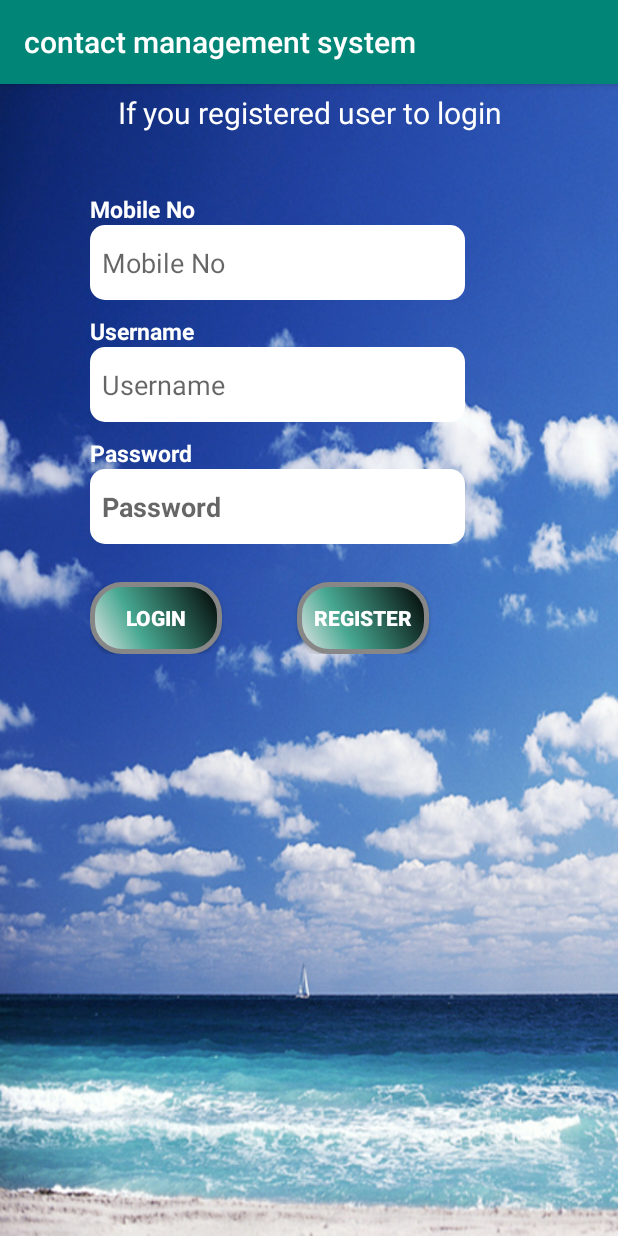
After one commit to codermahadi/contactManagmentSystemAndroidApp, an Android app: the RegActivity screen opened directly, with no data from a screen before it, on a phone screen of 412 x 824 dp. The commit adds this screen. Run offline under Robolectric (Android 15) with nearby library versions, the phone set to English and light mode, and no system bars.

Commit message:
Register and login

```diff
--- a/app/src/main/AndroidManifest.xml
+++ b/app/src/main/AndroidManifest.xml
@@ -9,7 +9,9 @@
         android:roundIcon="@mipmap/ic_launcher_round"
         android:supportsRtl="true"
         android:theme="@style/AppTheme">
-        <activity android:name=".EmargencyContact"></activity>
+        <activity android:name=".RegActivity"></activity>
+        <activity android:name=".LoginActivity" />
+        <activity android:name=".EmargencyContact" />
         <activity android:name=".MainActivity" />
         <activity android:name=".SplashActivity">
             <intent-filter>
--- /dev/null
+++ b/app/src/main/java/com/example/contactmanagementsystem/RegActivity.java
@@ -0,0 +1,69 @@
+package com.example.contactmanagementsystem;
+
+import android.content.Intent;
+import android.support.v7.app.AppCompatActivity;
+import android.os.Bundle;
+import android.util.Log;
+import android.view.View;
+import android.widget.Button;
+import android.widget.EditText;
+import android.widget.Toast;
+
+import com.example.contactmanagementsystem.SqlLiteD.MyDBHelper;
+
+public class RegActivity extends AppCompatActivity implements View.OnClickListener {
+    Button reg, login;
+    EditText mobile, password, uname;
+    MyDBHelper myDBHelper;
+
+
+    @Override
+    protected void onCreate(Bundle savedInstanceState) {
+        super.onCreate(savedInstanceState);
+        setContentView(R.layout.activity_reg);
+        myDBHelper = new MyDBHelper(this);
+
+        login = (Button) findViewById(R.id.login);
+        reg = (Button) findViewById(R.id.reg_register);
+
+        mobile = (EditText) findViewById(R.id.mobile_no);
+        password = (EditText) findViewById(R.id.password);
+        uname = (EditText) findViewById(R.id.uname);
+
+
+        login.setOnClickListener(this);
+        reg.setOnClickListener(this);
+    }
+
+    @Override
+    public void onClick(View v) {
+
+        switch (v.getId()) {
+            case R.id.login:
+                startActivity(new Intent(RegActivity.this, MainActivity.class));
+                Toast.makeText(RegActivity.this, "notification", Toast.LENGTH_LONG).show();
+                break;
+            case R.id.reg_register:
+                register();
+                break;
+            default:
+                Toast.makeText(RegActivity.this, "Default", Toast.LENGTH_LONG).show();
+                break;
+        }
+
+    }
+
+    private void register() {
+        String mobileNo = mobile.getText().toString().trim();
+        String pass = password.getText().toString().trim();
+        String username = uname.getText().toString().trim();
+
+        long id = myDBHelper.addData(mobileNo, pass, username);
+        if (id > 0) {
+            Toast.makeText(RegActivity.this, "Register Success!", Toast.LENGTH_LONG).show();
+            startActivity(new Intent(RegActivity.this, LoginActivity.class));
+        } else {
+            Toast.makeText(RegActivity.this, "Register Faild!", Toast.LENGTH_LONG).show();
+        }
+    }
+}
--- /dev/null
+++ b/app/src/main/java/com/example/contactmanagementsystem/SqlLiteD/MyDBHelper.java
@@ -0,0 +1,68 @@
+package com.example.contactmanagementsystem.SqlLiteD;
+
+import android.content.ContentValues;
+import android.content.Context;
+import android.database.Cursor;
+import android.database.sqlite.SQLiteDatabase;
+import android.database.sqlite.SQLiteOpenHelper;
+import android.widget.Toast;
+
+public class MyDBHelper extends SQLiteOpenHelper {
+
+    private static final String DB_NAME = "Cms.db";
+    private static final String TABLE_NAME = "users";
+    private static final String U_ID = "_id";
+    private static final String U_NAME = "name";
+    private static final String U_MOBILE = "mobile";
+    private static final String PASS = "password";
+    private static final int DB_VERSION = 1;
+    private static final String USER_TABLE = "CREATE TABLE " + TABLE_NAME + " ( " + U_ID + " INTEGER PRIMARY KEY AUTOINCREMENT, " + U_NAME + " VARCHAR(255), " + U_MOBILE + " VARCHAR(255), " + PASS + " VARCHAR(255));";
+    private static final String EMG_CON_TABLE = "CREATE TABLE emg_con ( _id INTEGER PRIMARY KEY AUTOINCREMENT, category VARCHAR(32), phone_no VARCHAR(255), name VARCHAR(32), address VARCHAR(255));";
+    private static final String EMP_LIST = "CREATE TABLE emp_details ( _id INTEGER PRIMARY KEY AUTOINCREMENT, name VARCHAR(255), mobile VARCHAR(32), email VARCHAR(55), designation VARCHAR(55), profile_pic VARCHAR(55));";
+    private static final String SETTING = "CREATE TABLE setting ( _id INTEGER PRIMARY KEY AUTOINCREMENT, title VARCHAR(255), logo VARCHAR(255), address VARCHAR(255), email VARCHAR(55), phone VARCHAR(32));";
+    private static final String FATCH_BY_MOBILE = "SELECT * FROM " + TABLE_NAME + " WHERE " + U_MOBILE + " = ";
+    private Context context;
+
+    public MyDBHelper(Context context) {
+        super(context, DB_NAME, null, DB_VERSION);
+        this.context = context;
+    }
+
+    @Override
+    public void onCreate(SQLiteDatabase db) {
+        try {
+            db.execSQL(USER_TABLE);
+            Toast.makeText(context, " OnCreate is Called ", Toast.LENGTH_LONG).show();
+        } catch (Exception e) {
+            Toast.makeText(context, " Exception " + e, Toast.LENGTH_LONG).show();
+        }
+    }
+
+    @Override
+    public void onUpgrade(SQLiteDatabase db, int oldVersion, int newVersion) {
+
+    }
+
+    //    Data Insert Method Here
+
+    public long addData(String mobileNo, String pass, String username){
+
+        SQLiteDatabase db = this.getWritableDatabase();
+        ContentValues contentValues = new ContentValues();
+        contentValues.put(U_MOBILE, mobileNo);
+        contentValues.put(PASS, pass);
+        contentValues.put(U_NAME, username);
+
+        long rowId  = db.insert(TABLE_NAME,null, contentValues);
+        return rowId;
+
+    }
+
+    public Cursor login(String mobile, String pass ){
+
+        SQLiteDatabase db = this.getWritableDatabase();
+        Cursor cursor = db.rawQuery("SELECT * FROM users WHERE mobile = " + mobile  + " And password = "+ pass ,null);
+        return cursor;
+    }
+
+}
--- /dev/null
+++ b/app/src/main/res/drawable/buttonshape.xml
@@ -0,0 +1,28 @@
+<?xml version="1.0" encoding="utf-8"?>
+<shape xmlns:android="http://schemas.android.com/apk/res/android" android:shape="rectangle" >
+    <corners
+        android:radius="20dp"
+        />
+    <gradient
+        android:angle="45"
+        android:centerX="35%"
+        android:centerColor="#47A891"
+        android:startColor="#E8E8E8"
+        android:endColor="#000000"
+        android:type="linear"
+        />
+    <padding
+        android:left="0dp"
+        android:top="0dp"
+        android:right="0dp"
+        android:bottom="0dp"
+        />
+    <!--<size-->
+    <!--android:width="270dp"-->
+    <!--android:height="60dp"-->
+    <!--/>-->
+    <stroke
+        android:width="3dp"
+        android:color="#878787"
+        />
+</shape>
--- /dev/null
+++ b/app/src/main/res/drawable/inputfield.xml
@@ -0,0 +1,7 @@
+<?xml version="1.0" encoding="utf-8"?>
+<shape xmlns:android="http://schemas.android.com/apk/res/android"
+    android:padding="10dp"
+    android:shape="rectangle">
+    <solid android:color="#FFFFFF" />
+    <corners android:radius="10dp" />
+</shape>
--- /dev/null
+++ b/app/src/main/res/layout/activity_reg.xml
@@ -0,0 +1,136 @@
+<?xml version="1.0" encoding="utf-8"?>
+<LinearLayout xmlns:android="http://schemas.android.com/apk/res/android"
+    xmlns:app="http://schemas.android.com/apk/res-auto"
+    xmlns:tools="http://schemas.android.com/tools"
+    android:layout_width="match_parent"
+    android:layout_height="match_parent"
+    android:background="@drawable/background"
+    android:orientation="vertical"
+    tools:context=".RegActivity">
+
+    <LinearLayout
+        android:id="@+id/create_account"
+        android:layout_width="match_parent"
+        android:layout_height="wrap_content"
+        android:layout_marginTop="5dp">
+
+        <TextView
+            android:layout_width="match_parent"
+            android:layout_height="wrap_content"
+            android:gravity="center"
+            android:text="If you registered user to login"
+            android:textColor="#ffffff"
+            android:textSize="20sp" />
+    </LinearLayout>
+
+    <LinearLayout
+        android:layout_width="match_parent"
+        android:layout_height="match_parent"
+        android:orientation="vertical">
+
+        <LinearLayout
+            android:layout_width="match_parent"
+            android:layout_height="wrap_content"
+            android:layout_marginTop="30dp"
+            android:orientation="vertical">
+
+            <TextView
+                android:layout_width="match_parent"
+                android:layout_height="wrap_content"
+                android:layout_marginStart="60dp"
+                android:layout_marginTop="10dp"
+                android:text="@string/mobile_no"
+                android:textColor="#ffffff"
+                android:textSize="15sp"
+                android:textStyle="bold" />
+
+            <EditText
+
+                android:id="@+id/mobile_no"
+                android:layout_width="250dp"
+                android:layout_height="50dp"
+                android:layout_marginStart="60dp"
+                android:background="@drawable/inputfield"
+                android:hint="@string/mobile_no"
+                android:inputType="text"
+                android:padding="8dp"
+                android:textColor="#000000" />
+
+            <TextView
+                android:layout_width="match_parent"
+
+                android:layout_height="wrap_content"
+                android:layout_marginStart="60dp"
+                android:layout_marginTop="10dp"
+                android:text="@string/username"
+                android:textColor="#ffffff"
+                android:textSize="15sp"
+                android:textStyle="bold" />
+
+            <EditText
+                android:id="@+id/uname"
+                android:layout_width="250dp"
+                android:layout_height="50dp"
+                android:layout_marginStart="60dp"
+                android:background="@drawable/inputfield"
+                android:hint="@string/username"
+                android:inputType="text"
+                android:padding="8dp"
+                android:textColor="#000000" />
+
+            <TextView
+                android:layout_width="match_parent"
+                android:layout_height="wrap_content"
+                android:layout_marginStart="60dp"
+                android:layout_marginTop="10dp"
+                android:text="@string/password"
+                android:textColor="#ffffff"
+                android:textSize="15sp"
+                android:textStyle="bold" />
+
+            <EditText
+                android:id="@+id/password"
+                android:layout_width="250dp"
+                android:layout_height="50dp"
+                android:layout_marginStart="60dp"
+                android:background="@drawable/inputfield"
+                android:hint="@string/password"
+                android:inputType="textPassword"
+                android:padding="8dp"
+                android:textColor="#000000"
+                android:textStyle="bold" />
+        </LinearLayout>
+
+        <LinearLayout
+            android:layout_width="match_parent"
+            android:layout_height="wrap_content"
+            android:layout_marginStart="60dp"
+            android:layout_marginTop="25dp"
+            android:orientation="horizontal">
+
+            <Button
+                android:id="@+id/login"
+                android:layout_width="wrap_content"
+                android:layout_height="wrap_content"
+                android:background="@drawable/buttonshape"
+                android:enabled="true"
+                android:text="@string/login"
+                android:textColor="#fff"
+                android:textStyle="bold" />
+
+            <Button
+                android:id="@+id/reg_register"
+                android:layout_width="wrap_content"
+                android:layout_height="wrap_content"
+                android:layout_marginStart="50dp"
+                android:background="@drawable/buttonshape"
+                android:enabled="true"
+                android:text="@string/register"
+                android:textColor="#fff"
+                android:textStyle="bold" />
+        </LinearLayout>
+
+
+    </LinearLayout>
+
+</LinearLayout>
--- a/app/src/main/res/values/strings.xml
+++ b/app/src/main/res/values/strings.xml
@@ -5,4 +5,9 @@
 
     <!-- TODO: Remove or change this placeholder text -->
     <string name="hello_blank_fragment">Hello blank fragment</string>
+    <string name="mobile_no">Mobile No</string>
+    <string name="username">Username</string>
+    <string name="password">Password</string>
+    <string name="login">Login</string>
+    <string name="register">Register</string>
 </resources>
```
Also changed, not shown: app/src/main/java/com/example/contactmanagementsystem/LoginActivity.java (added, +68 -0 lines), app/src/main/java/com/example/contactmanagementsystem/SplashActivity.java (+10 -1 lines), app/src/main/res/drawable/bgfield.xml (added, +7 -0 lines), app/src/main/res/drawable/btnfield.xml (added, +7 -0 lines), app/src/main/res/layout/activity_login.xml (added, +115 -0 lines), app/src/main/res/drawable/background.png (added).
